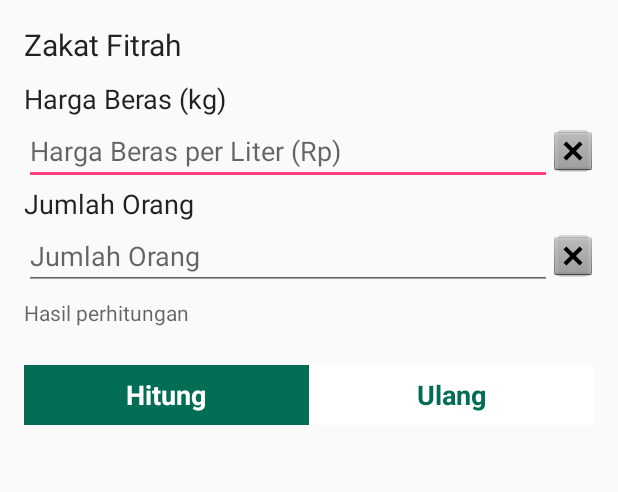
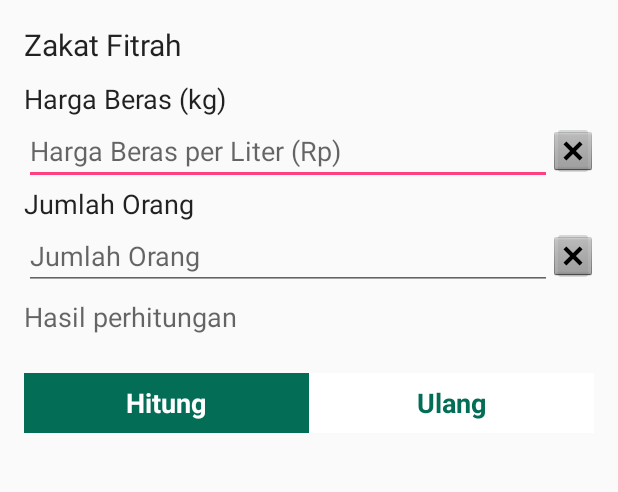
Before and after one commit to IzzatulMillah/ZakatMVVM, an Android app: the HitungZakatFitrahActivity screen opened directly, with no data from a screen before it, on a phone screen of 412 x 824 dp, the part 84-576 px from its top. Run offline under Robolectric (Android 15) with nearby library versions, the phone set to English and light mode, and no system bars.

Commit message:
update 1.4

```diff
--- a/app/src/main/res/layout/activity_hitung_zakat_fitrah.xml
+++ b/app/src/main/res/layout/activity_hitung_zakat_fitrah.xml
@@ -30,8 +30,8 @@
             android:textAppearance="@style/TextAppearance.AppCompat"
             android:textSize="20sp" />
 
-        <!--COMPLETED buat edit text, sesuaikan dengan field yang ada pada jurnal TA.
-        TODO pastikan pada expert -->
+        <!-- COMPLETED buat edit text, sesuaikan dengan field yang ada pada jurnal TA.
+        COMPLETED pastikan pada expert -->
         <TextView
             android:layout_width="match_parent"
             android:layout_height="wrap_content"
@@ -109,7 +109,8 @@
             android:layout_marginTop="5dp"
             android:hint="Hasil perhitungan"
             android:paddingBottom="20dp"
-            android:textAppearance="@style/TextAppearance.AppCompat" />
+            android:textAppearance="@style/TextAppearance.AppCompat"
+            android:textSize="18sp" />
 
         <!-- Button perhitungan dan reset all -->
         <LinearLayout
@@ -148,6 +149,4 @@
 
     </LinearLayout>
 
-
-
 </LinearLayout>
```
